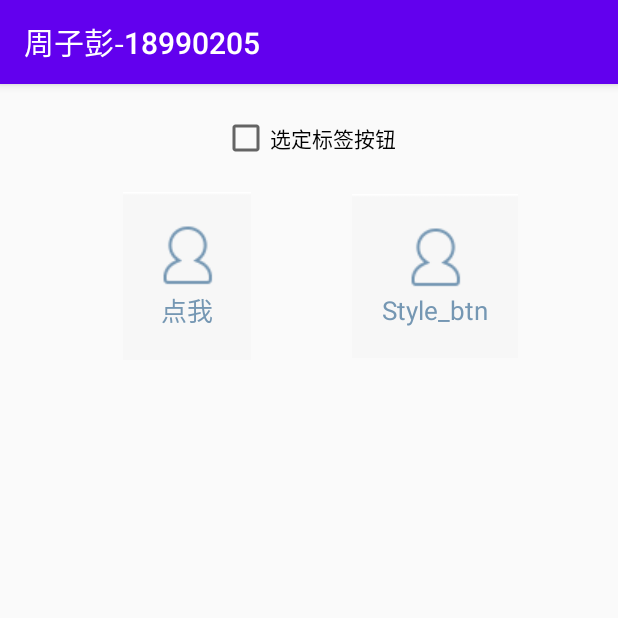
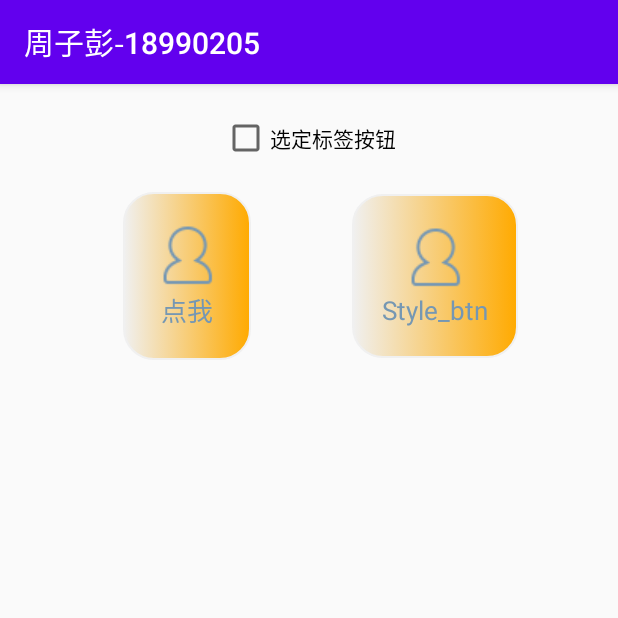
Before and after one commit to zhouzipeng18990205/myHomework, an Android app: the TabButtonActivity screen opened directly, with no data from a screen before it, on a phone screen of 412 x 824 dp, the top half of it. Run offline under Robolectric (Android 15) with nearby library versions, the light colour scheme and no system bars.

Commit message:
第9次作业group

```diff
--- /dev/null
+++ b/20201122group/app/src/main/res/drawable-v24/switch_circle_off.xml
@@ -0,0 +1,14 @@
+<?xml version="1.0" encoding="utf-8"?>
+<shape xmlns:android="http://schemas.android.com/apk/res/android"
+    android:shape="rectangle">
+    <size
+        android:width="30dp"
+        android:height="30dp" />
+    <corners android:radius="20dp" />
+    <stroke
+        android:width="1dp"
+        android:color="#f0f0f0" />
+    <gradient
+        android:endColor="#FFAA00"
+        android:startColor="#F0F0F0" />
+</shape>
--- /dev/null
+++ b/20201122group/app/src/main/res/drawable-v24/switch_circle_on.xml
@@ -0,0 +1,14 @@
+<?xml version="1.0" encoding="utf-8"?>
+<shape xmlns:android="http://schemas.android.com/apk/res/android"
+    android:shape="rectangle">
+    <size
+        android:width="30dp"
+        android:height="30dp" />
+    <corners android:radius="20dp" />
+    <stroke
+        android:width="1dp"
+        android:color="#f0f0f0" />
+    <gradient
+        android:endColor="#8682CCEE"
+        android:startColor="#ffffff" />
+</shape>
--- a/20201122group/app/src/main/res/drawable/tab_bg_selector.xml
+++ b/20201122group/app/src/main/res/drawable/tab_bg_selector.xml
@@ -1,4 +1,4 @@
 <selector xmlns:android="http://schemas.android.com/apk/res/android">
-    <item android:state_selected="true" android:drawable="@drawable/tab_bg_selected" />
-    <item android:drawable="@drawable/tab_bg_normal" />
+    <item android:state_selected="true" android:drawable="@drawable/switch_circle_on" />
+    <item android:drawable="@drawable/switch_circle_off" />
 </selector>
```
